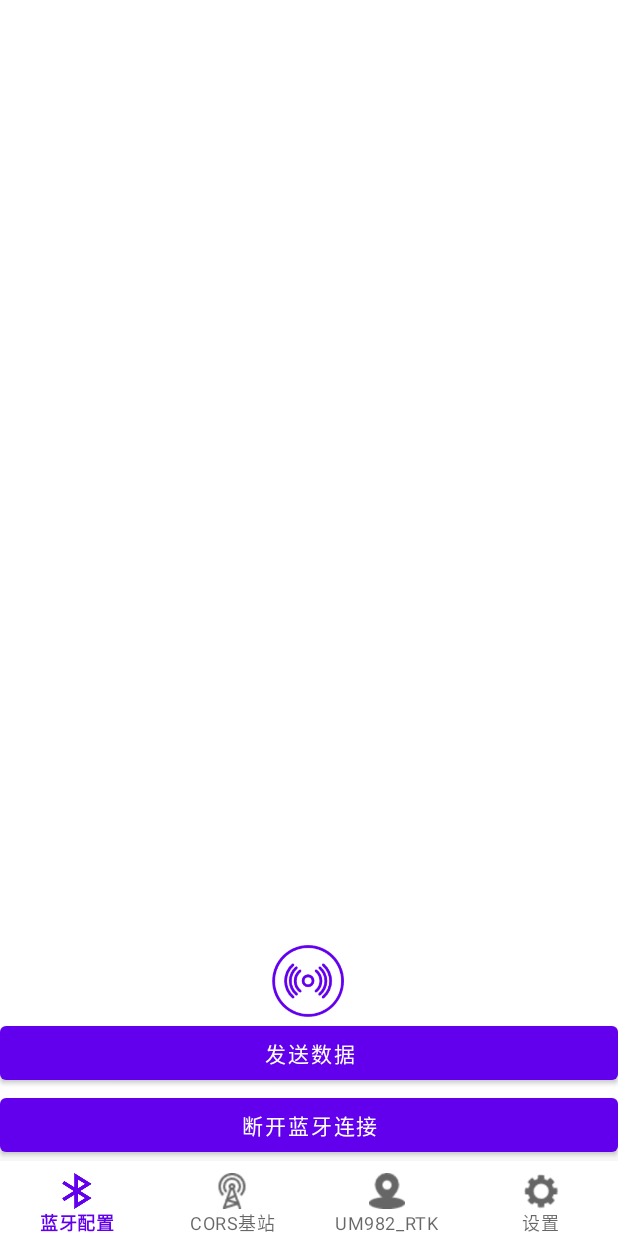
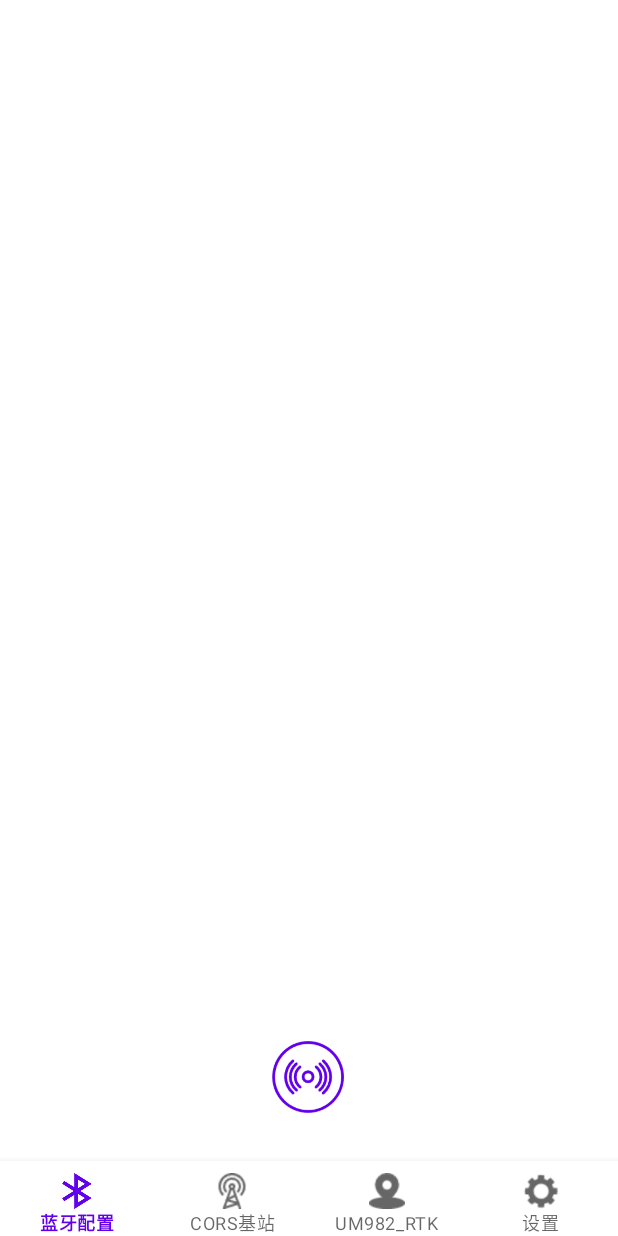
Before and after one commit to Wangshenggui/EC200A_UM982_App, an Android app: the screen it shows after launch (MainActivity), on a phone screen of 412 x 824 dp. Run offline under Robolectric (Android 15) with nearby library versions, the light colour scheme and no system bars; libraries missing offline, so code that uses them is left out: kotlinx.coroutines.channels; 1 statement that could not run was skipped.

Commit message:
取消了多余的按钮

```diff
--- a/app/src/main/java/com/example/ec200a_um982_app/main_fragment/BluetoothFragment.java
+++ b/app/src/main/java/com/example/ec200a_um982_app/main_fragment/BluetoothFragment.java
@@ -56,8 +56,6 @@ public class BluetoothFragment extends Fragment {
     private SharedViewModel viewModel1;
     private ListView BtList;
     private Button btn_Scan;
-    private Button btn_Send;
-    private Button DisconnectBluetoothButton;
     private Intent intent;
     private BluetoothAdapter bluetoothAdapter;
     private List<String> devicesNames;
@@ -110,8 +108,6 @@ public class BluetoothFragment extends Fragment {
 
         BtList = view.findViewById(R.id.BtList);
         btn_Scan = view.findViewById(R.id.btn_Scan);
-        btn_Send = view.findViewById(R.id.btn_Send);
-        DisconnectBluetoothButton = view.findViewById(R.id.DisconnectBluetoothButton);
 
         bluetoothAdapter = BluetoothAdapter.getDefaultAdapter();
         bluetoothLeScanner = bluetoothAdapter.getBluetoothLeScanner();
@@ -137,36 +133,13 @@ public class BluetoothFragment extends Fragment {
             }
         });
 
-        btn_Send.setOnClickListener(v -> {
-            if (MainActivity.getBluetoothConFlag()) {
-                characteristic.setValue("niganmaaiyo");
-                bluetoothGatt.writeCharacteristic(characteristic);
-            } else {
-                MainActivity.showToast(getActivity(), "请连接蓝牙");
-            }
-        });
-
-        DisconnectBluetoothButton.setOnClickListener(v -> {
-            if (MainActivity.getBluetoothConFlag()) {
-                if (bluetoothGatt != null) {
-                    bluetoothGatt.disconnect();
-                    bluetoothGatt.close();
-                    bluetoothGatt = null;
-                    MainActivity.setBluetoothConFlag(false);
-                    MainActivity.showToast(getActivity(), "蓝牙已断开");
-                }
-            } else {
-                MainActivity.showToast(getActivity(), "当前没有连接的蓝牙设备");
-            }
-        });
-
         BtList.setOnItemClickListener((parent, view1, position, id) -> {
             BluetoothDevice device = readyDevices.get(position);
 
             // 检查选定设备是否已连接
             if (MainActivity.getBluetoothConFlag() && bluetoothGatt != null && bluetoothGatt.getDevice().equals(device)) {
-                // 如果设备已连接，则不执行任何操作或显示消息
-                MainActivity.showToast(getActivity(), "已经连接到 " + device.getName());
+                // 如果设备已连接，则断开连接
+                disconnectCurrentDevice();
                 return;
             }
 
@@ -218,6 +191,24 @@ public class BluetoothFragment extends Fragment {
         timerHandler.post(timerRunnable);
 
         return view;
+    }
+
+    private void disconnectCurrentDevice() {
+        if (MainActivity.getBluetoothConFlag()) {
+            if (bluetoothGatt != null) {
+                bluetoothGatt.disconnect();
+                bluetoothGatt.close();
+                bluetoothGatt = null;
+                MainActivity.setBluetoothConFlag(false);
+                MainActivity.showToast(getActivity(), "蓝牙已断开");
+
+                // 更新连接状态为未连接
+                for (int i = 0; i < readyDevices.size(); i++) {
+                    ConDisDevices.set(i, false);
+                }
+                btNames.notifyDataSetChanged(); // 更新适配器
+            }
+        }
     }
 
     private void startRotating(Button button) {
--- a/app/src/main/res/layout/fragment_bluetooth.xml
+++ b/app/src/main/res/layout/fragment_bluetooth.xml
@@ -24,35 +24,14 @@
         android:id="@+id/btn_Scan"
         android:layout_width="48sp"
         android:layout_height="48sp"
+        android:layout_marginBottom="32dp"
         android:background="@drawable/probe"
         android:padding="16dp"
+        android:rotation="0"
         android:textColor="@android:color/white"
-        android:rotation="0"
-        app:layout_constraintBottom_toTopOf="@+id/btn_Send"
+        app:layout_constraintBottom_toBottomOf="parent"
         app:layout_constraintEnd_toEndOf="parent"
         app:layout_constraintHorizontal_bias="0.498"
         app:layout_constraintStart_toStartOf="parent" />
 
-    <Button
-        android:id="@+id/btn_Send"
-        android:layout_width="match_parent"
-        android:layout_height="wrap_content"
-        android:layout_below="@id/btn_Scan"
-        android:layout_alignParentEnd="true"
-        android:text="发送数据"
-        app:layout_constraintBottom_toTopOf="@+id/DisconnectBluetoothButton"
-        app:layout_constraintEnd_toEndOf="parent"
-        app:layout_constraintHorizontal_bias="0.0"
-        app:layout_constraintStart_toStartOf="parent" />
-
-    <Button
-        android:id="@+id/DisconnectBluetoothButton"
-        android:layout_width="match_parent"
-        android:layout_height="wrap_content"
-        android:text="断开蓝牙连接"
-        app:layout_constraintBottom_toBottomOf="parent"
-        app:layout_constraintEnd_toEndOf="parent"
-        app:layout_constraintHorizontal_bias="0.0"
-        app:layout_constraintStart_toStartOf="parent" />
-
 </androidx.constraintlayout.widget.ConstraintLayout>
```
